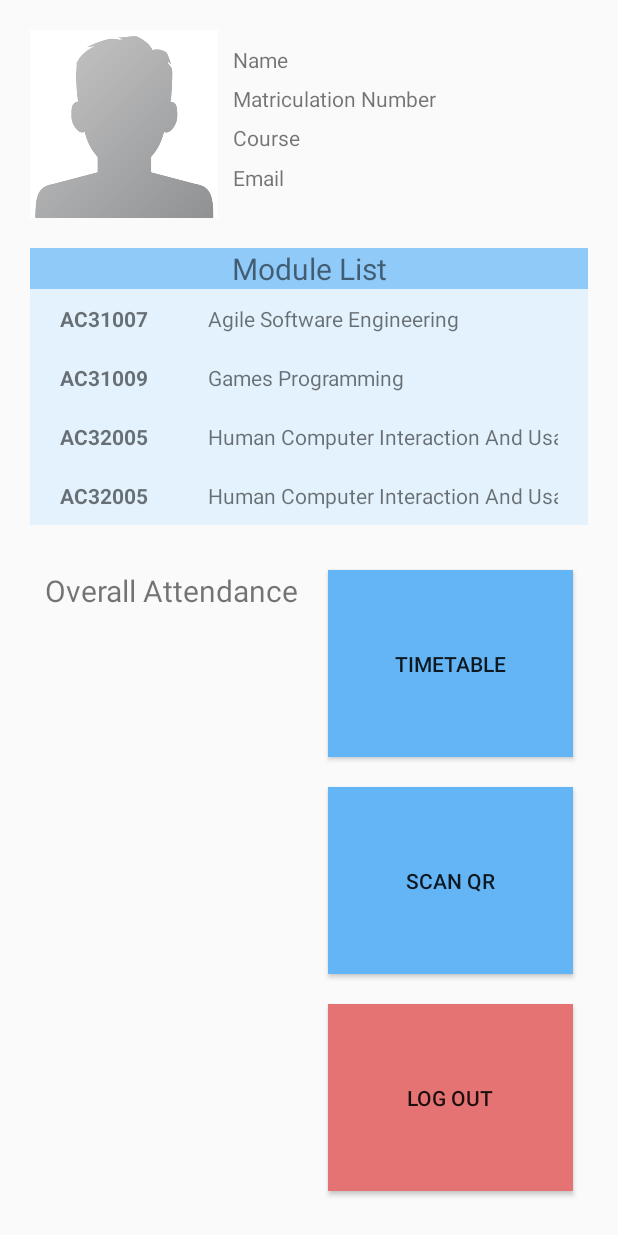
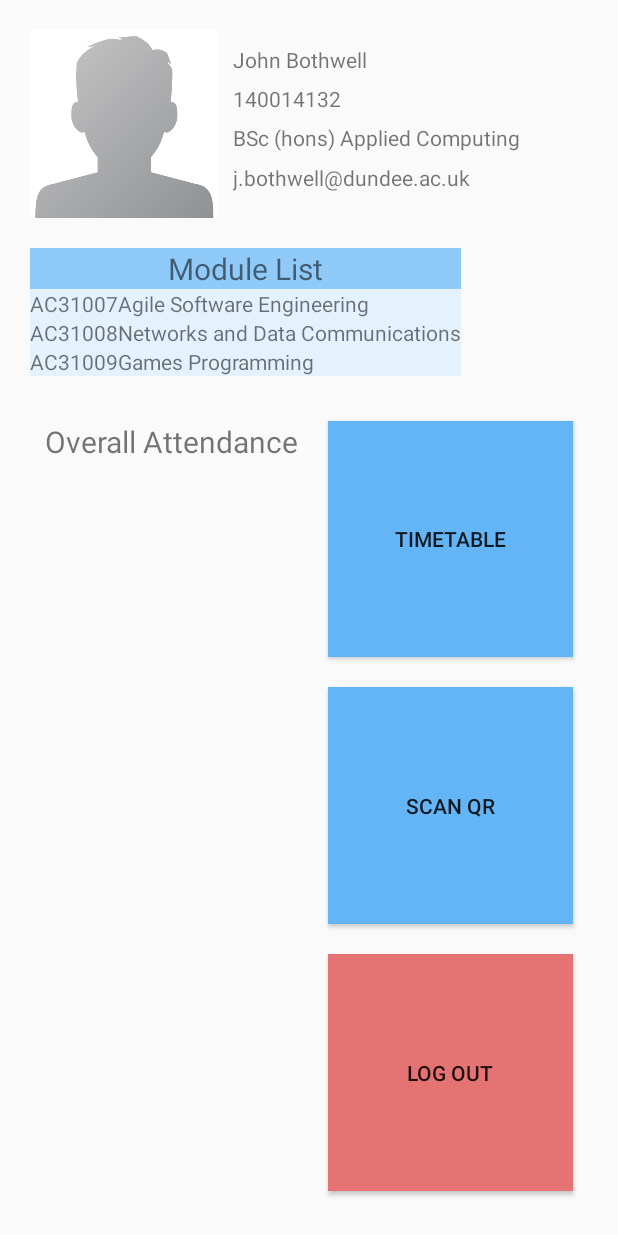
Before and after one commit to meadhbhis/AttendanceAppDesign, an Android app: the StudentProfileActivity screen opened directly, with no data from a screen before it, on a phone screen of 412 x 824 dp. Run offline under Robolectric (Android 15) with nearby library versions, the phone set to English and light mode, and no system bars; network calls fail.

```diff
--- a/app/build.gradle
+++ b/app/build.gradle
@@ -26,4 +26,5 @@ dependencies {
     compile 'com.android.support:appcompat-v7:23.1.1'
     testCompile 'junit:junit:4.12'
     testCompile "org.mockito:mockito-core:1.9.5"
+    compile 'junit:junit:4.12'
 }
--- a/app/src/main/java/dundeeuniversity/attendanceappdesign/StudentProfileActivity.java
+++ b/app/src/main/java/dundeeuniversity/attendanceappdesign/StudentProfileActivity.java
@@ -6,14 +6,61 @@ import android.os.Bundle;
 import android.view.Menu;
 import android.view.MenuItem;
 import android.view.View;
+import android.widget.TableLayout;
+import android.widget.TableRow;
+import android.widget.TextView;
+
+import java.util.ArrayList;
+
+import dundeeuniversity.attendanceappdesign.models.ModuleModel;
+import dundeeuniversity.attendanceappdesign.models.StudentModel;
+import dundeeuniversity.attendanceappdesign.stores.Module;
+import dundeeuniversity.attendanceappdesign.stores.Student;
 
 public class StudentProfileActivity extends Activity {
+    TextView studentNameTextView;
+    TextView matricNoTextView;
+    TextView courseNameTextView;
+    TextView emailAddressTextView;
 
     @Override
     protected void onCreate(Bundle savedInstanceState) {
         super.onCreate(savedInstanceState);
         setContentView(R.layout.activity_student_profile);
+        studentNameTextView = (TextView) findViewById(R.id.txtName);
+        matricNoTextView = (TextView) findViewById(R.id.txtMatricNo);
+        courseNameTextView = (TextView) findViewById(R.id.txtCourseName);
+        emailAddressTextView = (TextView) findViewById(R.id.txtEmailAddress);
+
+        StudentModel studentModel = new StudentModel();
+        ModuleModel moduleModel = new ModuleModel();
+        Student aStudent = new Student();
+        ArrayList<Module> modules = aStudent.getModules();
+
+        modules = moduleModel.retrieveModules();
+        aStudent = studentModel.retrieveStudent();
+
+        studentNameTextView.setText(aStudent.getFirstname() + " " + aStudent.getLastname());
+        matricNoTextView.setText(aStudent.getMatricNo());
+        courseNameTextView.setText(aStudent.getCourse());
+        emailAddressTextView.setText(aStudent.getEmail());
+
+        TableLayout table = (TableLayout) findViewById(R.id.moduleTable);
+
+        for (int i = 0; i < 3; i++) {
+            TableRow row = new TableRow(this);
+            Module m = new Module();
+            m = modules.get(i);
+            TextView txtModuleID = new TextView(this);
+            txtModuleID.setText(m.getModuleID());
+            TextView txtModuleName = new TextView(this);
+            txtModuleName.setText(m.getModuleName());
+            row.addView(txtModuleID);
+            row.addView(txtModuleName);
+            table.addView(row);
+        }
     }
+
 
     @Override
     public boolean onCreateOptionsMenu(Menu menu) {
--- a/app/src/main/java/dundeeuniversity/attendanceappdesign/models/StudentModel.java
+++ b/app/src/main/java/dundeeuniversity/attendanceappdesign/models/StudentModel.java
@@ -1,5 +1,8 @@
 package dundeeuniversity.attendanceappdesign.models;
 
+import java.util.ArrayList;
+
+import dundeeuniversity.attendanceappdesign.stores.Module;
 import dundeeuniversity.attendanceappdesign.stores.Student;
 
 /**
@@ -13,7 +16,24 @@ public class StudentModel {
         aStudent.setLastname("Bothwell");
         aStudent.setEmail("j.bothwell@dundee.ac.uk");
         aStudent.setCourse("BSc (hons) Applied Computing");
+        aStudent.setModules(this.retrieveStudentModules());
         return aStudent;
     }
 
+    public ArrayList<Module> retrieveStudentModules(){
+        ArrayList<Module> modules = new ArrayList<Module>();
+        Module module1 = new Module();
+        Module module2 = new Module();
+        Module module3 = new Module();
+        module1.setModuleID("AC31007");
+        module1.setModuleName("Agile Software Engineering");
+        module2.setModuleID("AC31009");
+        module2.setModuleName("Games Programming");
+        module3.setModuleID("AC32005");
+        module3.setModuleName("Human Computer Interaction");
+        modules.add(module1);
+        modules.add(module2);
+        modules.add(module3);
+        return modules;
+    }
 }
--- a/app/src/main/java/dundeeuniversity/attendanceappdesign/stores/Student.java
+++ b/app/src/main/java/dundeeuniversity/attendanceappdesign/stores/Student.java
@@ -6,6 +6,7 @@ import java.util.ArrayList;
  * Created by john.bothwell1705 on 09/03/2016.
  */
 public class Student {
+
     private int studentID;
     private String firstname;
     private String lastname;
@@ -13,6 +14,7 @@ public class Student {
     private String course;
     private String matricNo;
     private int isInternationalStudent;
+    private ArrayList<Module> modules;
 
     public int getStudentID() {
         return studentID;
@@ -70,17 +72,15 @@ public class Student {
         this.isInternationalStudent = isInternationalStudent;
     }
 
+    public ArrayList<Module> getModules() {
+        return modules;
+    }
+
+    public void setModules(ArrayList<Module> modules) {
+        this.modules = modules;
+    }
+
     public Student(){
 
     }
-
-    public Student(int studentID, String firstname, String lastname, String email, String course, String matricNo, int isInternationalStudent){
-        this.studentID = studentID;
-        this.firstname = firstname;
-        this.lastname = lastname;
-        this.email = email;
-        this.course = course;
-        this.matricNo = matricNo;
-        this.isInternationalStudent = isInternationalStudent;
-    }
 }
--- /dev/null
+++ b/app/src/main/java/dundeeuniversity/attendanceappdesign/tests/ClassTest.java
@@ -0,0 +1,7 @@
+package dundeeuniversity.attendanceappdesign.tests;
+
+/**
+ * Created by john.bothwell1705 on 18/03/2016.
+ */
+public class ClassTest {
+}
--- /dev/null
+++ b/app/src/main/java/dundeeuniversity/attendanceappdesign/tests/CourseTest.java
@@ -0,0 +1,36 @@
+package dundeeuniversity.attendanceappdesign.tests;
+
+import org.junit.After;
+import org.junit.Before;
+import org.junit.Test;
+
+import dundeeuniversity.attendanceappdesign.stores.Course;
+
+import static org.junit.Assert.assertEquals;
+import static org.junit.Assert.assertNull;
+
+/**
+ * Created by john.bothwell1705 on 18/03/2016.
+ */
+public class CourseTest {
+    Course aCourse;
+
+    @Before
+    public void setup(){
+        aCourse = new Course();
+        aCourse.setCourseName("BSc (hons) Applied Computing");
+    }
+
+    @Test
+    public void testGetCourseName(){
+        String coursename = aCourse.getCourseName();
+        assertEquals("Course name is BSc (hons) Applied Computing", "BSc (hons) Applied Computing", coursename);
+    }
+
+    @After
+    public void tearDown(){
+        aCourse = null;
+        assertNull(aCourse);
+    }
+
+}
--- /dev/null
+++ b/app/src/main/java/dundeeuniversity/attendanceappdesign/tests/DepartmentTest.java
@@ -0,0 +1,7 @@
+package dundeeuniversity.attendanceappdesign.tests;
+
+/**
+ * Created by john.bothwell1705 on 18/03/2016.
+ */
+public class DepartmentTest {
+}
--- /dev/null
+++ b/app/src/main/java/dundeeuniversity/attendanceappdesign/tests/ModuleTest.java
@@ -0,0 +1,7 @@
+package dundeeuniversity.attendanceappdesign.tests;
+
+/**
+ * Created by john.bothwell1705 on 18/03/2016.
+ */
+public class ModuleTest {
+}
--- /dev/null
+++ b/app/src/main/java/dundeeuniversity/attendanceappdesign/tests/StaffTest.java
@@ -0,0 +1,7 @@
+package dundeeuniversity.attendanceappdesign.tests;
+
+/**
+ * Created by john.bothwell1705 on 18/03/2016.
+ */
+public class StaffTest {
+}
--- /dev/null
+++ b/app/src/main/java/dundeeuniversity/attendanceappdesign/tests/StudentTest.java
@@ -0,0 +1,61 @@
+package dundeeuniversity.attendanceappdesign.tests;
+
+import org.junit.After;
+import org.junit.Before;
+import org.junit.Test;
+
+import java.util.ArrayList;
+
+import dundeeuniversity.attendanceappdesign.stores.Student;
+
+import static org.junit.Assert.assertEquals;
+import static org.junit.Assert.assertNull;
+
+/**
+ * Created by john.bothwell1705 on 18/03/2016.
+ */
+public class StudentTest {
+
+    private Student aStudent;
+    private ArrayList<Object> modules;
+
+    @Before
+    public void setup(){
+        aStudent = new Student();
+        aStudent.setStudentID(0);
+        aStudent.setFirstname("John");
+
+        modules = new ArrayList<Object>();
+        Object obj1 = new Object();
+        Object obj2 = new Object();
+        modules.add(obj1);
+        modules.add(obj2);
+    }
+
+    @Test
+    public void testgetStudentID(){
+        int studentID = aStudent.getStudentID();
+        assertEquals("Student ID is 0",0,studentID);
+    }
+
+    @Test
+    public void testGetFirstname(){
+        String firstname = aStudent.getFirstname();
+        assertEquals("Student name is John","John",firstname);
+    }
+
+    @Test
+    public void testStudentModules(){
+        assertEquals("Size is 2",2,modules.size());
+    }
+
+    @After
+    public void takeDown(){
+        aStudent = null;
+        assertNull(aStudent);
+
+        modules = null;
+        assertNull(modules);
+    }
+
+}
--- /dev/null
+++ b/app/src/main/java/dundeeuniversity/attendanceappdesign/tests/UserTest.java
@@ -0,0 +1,7 @@
+package dundeeuniversity.attendanceappdesign.tests;
+
+/**
+ * Created by john.bothwell1705 on 18/03/2016.
+ */
+public class UserTest {
+}
--- a/app/src/main/res/layout/activity_student_profile.xml
+++ b/app/src/main/res/layout/activity_student_profile.xml
@@ -27,21 +27,25 @@
             android:layout_margin="10dp">
 
             <TextView
+                android:id="@+id/txtName"
                 android:layout_width="fill_parent"
                 android:layout_height="wrap_content"
                 android:text="Name"
                 android:layout_weight="1"/>
             <TextView
+                android:id="@+id/txtMatricNo"
                 android:layout_width="wrap_content"
                 android:layout_height="wrap_content"
                 android:text="Matriculation Number"
                 android:layout_weight="1"/>
             <TextView
+                android:id="@+id/txtCourseName"
                 android:layout_width="wrap_content"
                 android:layout_height="wrap_content"
                 android:text="Course"
                 android:layout_weight="1"/>
             <TextView
+                android:id="@+id/txtEmailAddress"
                 android:layout_width="wrap_content"
                 android:layout_height="wrap_content"
                 android:text="Email"
@@ -65,82 +69,6 @@
             android:gravity="center_horizontal"
             android:textSize="20sp"
             android:background="#90CAF9"/>
-
-        <TableRow
-            android:paddingTop="10dp"
-            android:paddingLeft="20dp"
-            android:paddingRight="20dp"
-            android:paddingBottom="10dp"
-            android:gravity="center_vertical"
-            android:onClick="viewStudentModule">
-
-            <TextView
-                android:text="AC31007"
-                android:paddingRight="20dp"
-                android:textStyle="bold"/>
-
-            <TextView
-                android:id="@+id/moduleTitle1"
-                android:text="Agile Software Engineering"
-                android:paddingLeft="20dp"/>
-        </TableRow>
-
-        <TableRow
-            android:paddingTop="10dp"
-            android:paddingLeft="20dp"
-            android:paddingRight="20dp"
-            android:paddingBottom="10dp">
-
-            <TextView
-                android:text="AC31009"
-                android:paddingRight="20dp"
-                android:textStyle="bold"/>
-
-            <TextView
-                android:id="@+id/moduleTitle2"
-                android:text="Games Programming"
-                android:paddingLeft="20dp" />
-        </TableRow>
-
-        <TableRow
-            android:paddingTop="10dp"
-            android:paddingLeft="20dp"
-            android:paddingRight="20dp"
-            android:paddingBottom="10dp">
-
-            <TextView
-                android:text="AC32005"
-                android:layout_marginRight="20dp"
-                android:textStyle="bold"/>
-
-            <TextView
-                android:id="@+id/moduleTitle3"
-                android:layout_width="wrap_content"
-                android:text="Human Computer Interaction And Usability Engineering"
-                android:layout_marginLeft="20dp"
-                android:singleLine="false"/>
-
-        </TableRow>
-
-        <TableRow
-            android:paddingTop="10dp"
-            android:paddingLeft="20dp"
-            android:paddingRight="20dp"
-            android:paddingBottom="10dp">
-
-            <TextView
-                android:text="AC32005"
-                android:layout_marginRight="20dp"
-                android:textStyle="bold"/>
-
-            <TextView
-                android:id="@+id/moduleTitle4"
-                android:layout_width="wrap_content"
-                android:text="Human Computer Interaction And Usability Engineering"
-                android:layout_marginLeft="20dp"
-                android:singleLine="false"/>
-        </TableRow>
-
 
     </TableLayout>
 
```
Also changed, not shown: 1 other file.
